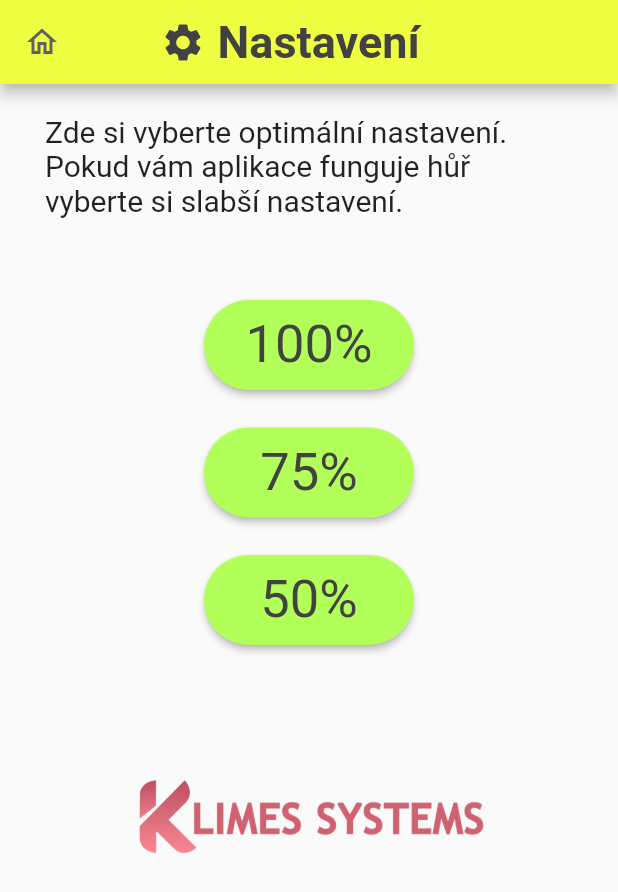
After one commit to pavelklimes/distance-meter, a Flutter app: the Settings screen opened directly, on a phone screen of 412 x 824 dp. The commit adds this screen. Shown: the top 892 px of the screen. Run offline on Flutter 3.47's test engine with Material 2 defaults, Android fonts, the phone set to English and light mode, and no system bars; our stand-ins replace after_layout, flutter_spinkit, geolocator, image_gallery_saver, permission_handler, screenshot and 2 more; accounts and stored records are empty.

Commit message:
added settings

```diff
--- a/lib/pages/home.dart
+++ b/lib/pages/home.dart
@@ -1,7 +1,8 @@
 import 'package:distance_meter/pages/active_walking.dart';
 import 'package:flutter/material.dart';
 import 'info.dart';
-
+import 'settings.dart';
+import 'package:shared_preferences/shared_preferences.dart';
 
 class Home extends StatefulWidget {
   @override
@@ -9,7 +10,6 @@ class Home extends StatefulWidget {
 }
 
 class _HomeState extends State<Home> {
-  @override
 
     @override
     void initState() {
@@ -34,12 +34,23 @@ class _HomeState extends State<Home> {
               style: TextStyle(color: Colors.grey.shade800,),
             ),
             centerTitle: true,
+            actions: [
+              IconButton(
+                icon: Icon(Icons.settings, color: Colors.grey.shade700),
+                onPressed: () {
+                  Navigator.of(context).pushAndRemoveUntil(
+                      MaterialPageRoute(builder: (context) =>
+                          Settings()), (Route<dynamic> route) => false);
+                },
+              ),
+            ],
             leading: Builder(
               builder: (BuildContext context) {
                 return IconButton(
                   icon: Icon(Icons.info_outline, color: Colors.grey.shade700,),
                   onPressed: () {
-                    Navigator.of(context).pushAndRemoveUntil(MaterialPageRoute(builder: (context) =>
+                    Navigator.of(context).pushAndRemoveUntil(
+                        MaterialPageRoute(builder: (context) =>
                             Info()), (Route<dynamic> route) => false);
                   },
                   //tooltip: MaterialLocalizations.of(context).openAppDrawerTooltip,
@@ -62,8 +73,10 @@ class _HomeState extends State<Home> {
 
                           onPressed: () {
                             setState(() {
-                              Navigator.of(context).pushAndRemoveUntil(MaterialPageRoute(builder: (context) =>
-                                  Active_Walking()), (Route<dynamic> route) => false);
+                              Navigator.of(context).pushAndRemoveUntil(
+                                  MaterialPageRoute(builder: (context) =>
+                                      Active_Walking()), (
+                                  Route<dynamic> route) => false);
                             });
                           },
 
@@ -81,8 +94,10 @@ class _HomeState extends State<Home> {
                           ),
                         )
                     ),
-                    SizedBox(height: 80,), //TODO: SizedBox upravit podle potřeby a po přidání widgetů.
-                    Image.asset("images/app_icon.png", height: 100, width: 100,),
+                    SizedBox(height: 80,),
+                    //TODO: SizedBox upravit podle potřeby a po přidání widgetů.
+                    Image.asset(
+                      "images/app_icon.png", height: 100, width: 100,),
                     Image.asset(
                       "images/watermarks/watermark.png",
                       height: 100, width: 250,
--- /dev/null
+++ b/lib/pages/settings.dart
@@ -0,0 +1,106 @@
+import 'package:flutter/cupertino.dart';
+import 'package:flutter/material.dart';
+import 'home.dart';
+import 'active_walking.dart';
+
+class Settings extends StatefulWidget {
+  @override
+  _SettingsState createState() => _SettingsState();
+}
+
+Future<bool> _onBackPressed() {
+  Future<bool> a;
+  return a;
+}
+
+class _SettingsState extends State<Settings> {
+
+  @override
+  Widget build(BuildContext context) {
+    return WillPopScope(
+      onWillPop: _onBackPressed,
+      child: Scaffold(
+        appBar: AppBar(
+          automaticallyImplyLeading: false,
+          iconTheme: IconThemeData(color: Colors.grey.shade800),
+          backgroundColor: Colors.limeAccent.shade200,
+          title: Padding(
+            padding: const EdgeInsets.fromLTRB(35, 0, 0, 0),
+            child: Row(
+              mainAxisAlignment: MainAxisAlignment.start,
+              children:
+              [
+                Icon(Icons.settings, color: Colors.grey.shade800, size: 30,),
+                Container(padding: const EdgeInsets.all(8.0), child: Text("Nastavení", style: TextStyle(color: Colors.grey.shade800, fontSize: 30, fontWeight: FontWeight.w700),))
+              ],
+            ),
+          ),
+          centerTitle: true,
+          leading: Builder(
+            builder: (BuildContext context) {
+              return IconButton(
+                icon: Icon(Icons.home_outlined, color: Colors.grey.shade700,),
+                onPressed: () {
+                  Navigator.of(context).pushAndRemoveUntil(MaterialPageRoute(builder: (context) =>
+                      Home()), (Route<dynamic> route) => false);
+                },
+                //tooltip: MaterialLocalizations.of(context).openAppDrawerTooltip,
+              );
+            },
+          ),
+        ),
+        body: SingleChildScrollView(
+          child: Column(
+            mainAxisAlignment: MainAxisAlignment.center,
+            crossAxisAlignment: CrossAxisAlignment.center,
+            children: [
+              Padding(
+                padding: const EdgeInsets.fromLTRB(30, 20, 30, 10),
+                child: Text(
+                  "Zde si vyberte optimální nastavení.\nPokud vám aplikace funguje hůř vyberte si slabší nastavení.",
+                  style: TextStyle(
+                    fontSize: 20,
+                  ),
+                ),
+              ),
+              SizedBox(height: 45,),
+              ButtonTheme(
+                minWidth: 140.0,
+                height: 60.0,
+                child: RaisedButton(
+                    onPressed: () {delayTime = 15;showDialog(context: context, builder: (context) => new AlertDialog(title: Text("Aplikace nastavena na 100%"),content:Text("Nyní aplikace zatěžuje 100%."), actions:[FlatButton(child: Text("OK"),onPressed:(){Navigator.pop(context);},)],));},
+                    color: Colors.lightGreenAccent,
+                    shape: RoundedRectangleBorder(borderRadius: BorderRadius.circular(60),),
+                    child: Text("100%", style: TextStyle(fontSize:35,fontWeight:FontWeight.w400,color:Colors.grey.shade800,),),),
+              ),
+              SizedBox(height: 25,),
+              ButtonTheme(
+                minWidth: 140.0,
+                height: 60.0,
+                child: RaisedButton(
+                  onPressed: () {delayTime = 20;showDialog(context: context, builder: (context) => new AlertDialog(title: Text("Aplikace nastavena na 75%"),content:Text("Nyní aplikace zatěžuje 75%."), actions:[FlatButton(child: Text("OK"),onPressed:(){Navigator.pop(context);},)],));},
+                  color: Colors.lightGreenAccent,
+                  shape: RoundedRectangleBorder(borderRadius: BorderRadius.circular(60),),
+                  child: Text("75%", style: TextStyle(fontSize:35,fontWeight:FontWeight.w400,color:Colors.grey.shade800,),),),
+              ),
+              SizedBox(height: 25,),
+              ButtonTheme(
+                minWidth: 140.0,
+                height: 60.0,
+                child: RaisedButton(
+                  onPressed: () {delayTime = 30;showDialog(context: context, builder: (context) => new AlertDialog(title: Text("Aplikace nastavena na 50%"),content:Text("Nyní aplikace zatěžuje 50%."), actions:[FlatButton(child: Text("OK"),onPressed:(){Navigator.pop(context);},)],));},
+                  color: Colors.lightGreenAccent,
+                  shape: RoundedRectangleBorder(borderRadius: BorderRadius.circular(60),),
+                  child: Text("50%", style: TextStyle(fontSize:35,fontWeight:FontWeight.w400,color:Colors.grey.shade800,),),),
+              ),
+              SizedBox(height: 65,),
+              Image.asset(
+                "images/watermarks/watermark.png",
+                height: 100, width: 250,
+              ),
+        ]),
+      ),
+    ),
+    );
+  }
+}
```
Lines whose indentation alone changed are shown as unchanged.
